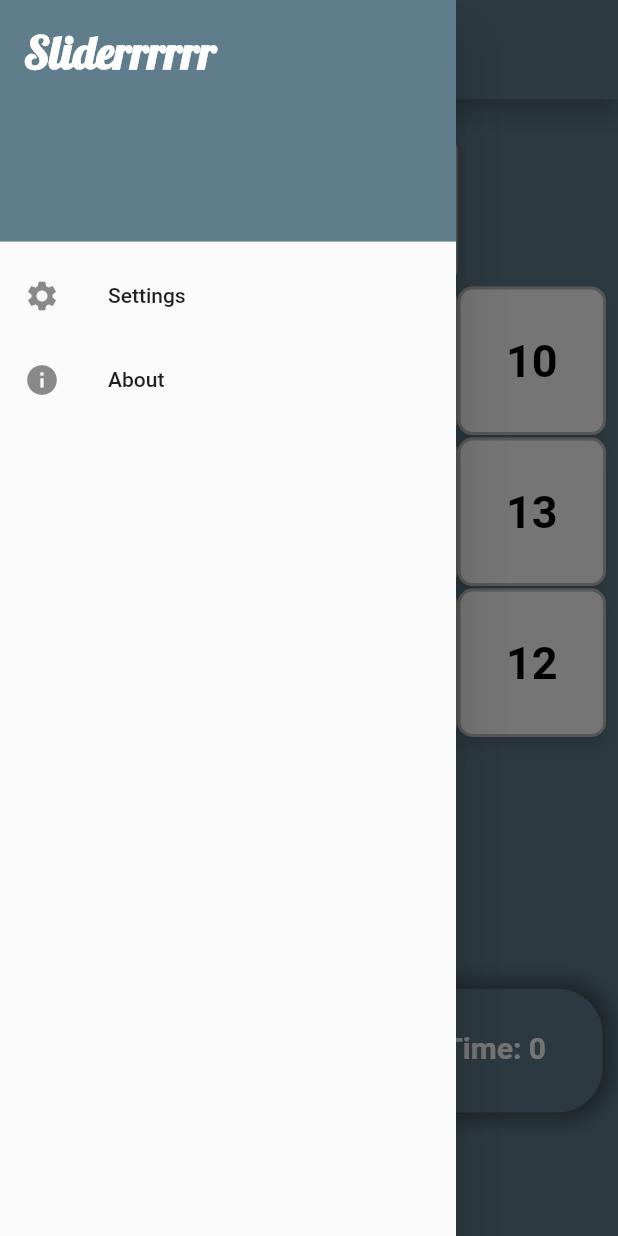
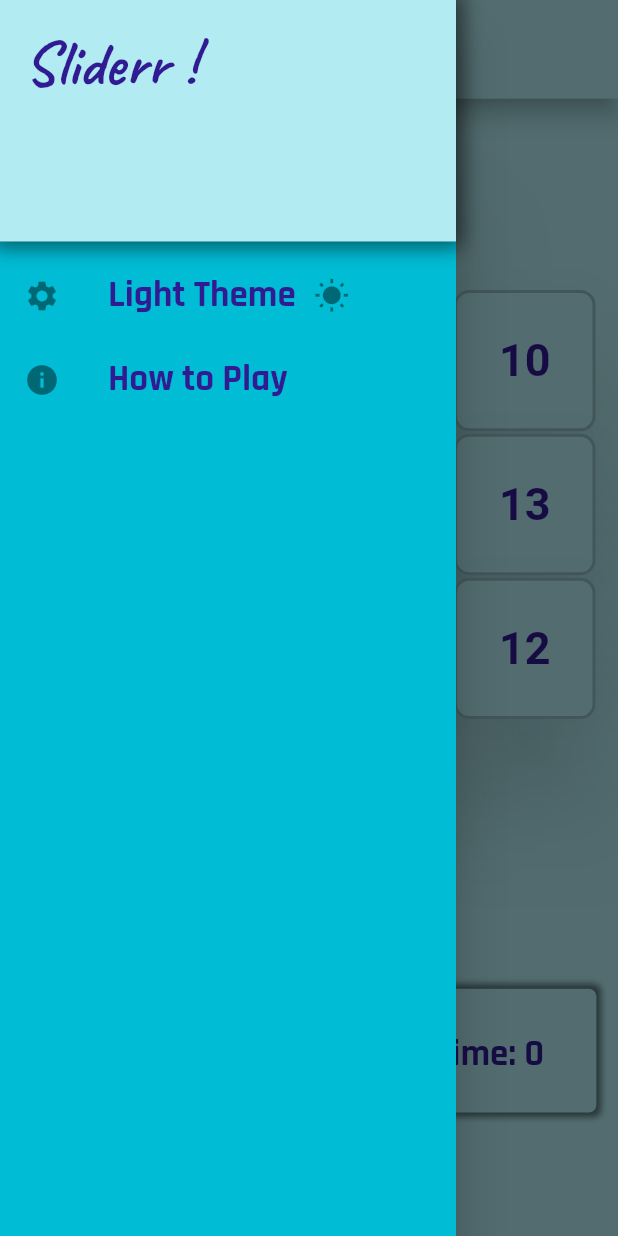
Before and after one commit to awes0m/glutter-fames, a Flutter app: the screen it shows after launch, with the side drawer open, on a phone screen of 412 x 824 dp. Run offline on Flutter 3.47's test engine with Material 2 defaults, Android fonts, the phone set to English and light mode, and no system bars; our stand-ins replace google_fonts, shared_preferences.

Commit message:
Slider app light and dark theme added

```diff
--- a/sliding_puzzle/lib/board.dart
+++ b/sliding_puzzle/lib/board.dart
@@ -1,13 +1,17 @@
 import 'dart:async';
 
 import 'package:flutter/material.dart';
+import 'package:provider/provider.dart';
 import 'package:sliding_puzzle/widgets/drawer.dart';
-import 'package:sliding_puzzle/widgets/mytitle.dart';
+import 'package:sliding_puzzle/widgets/mytitle_appbar.dart';
 
+import 'utils/constants.dart';
+import 'utils/theme_model.dart';
 import 'widgets/grid.dart';
 import 'widgets/menu.dart';
 
 class Board extends StatefulWidget {
+  static const String routeName = '/';
   const Board({Key? key}) : super(key: key);
 
   @override
@@ -33,18 +37,20 @@ class _BoardState extends State<Board> {
 
   @override
   Widget build(BuildContext context) {
-    final size = MediaQuery.of(context).size;
+    final size = getSize(context);
 
     timer ??= Timer.periodic(const Duration(seconds: 1), (Timer t) {
       startTime();
     });
+    return Consumer<ThemeModel>(
+        builder: (context, ThemeModel themeNotifier, child) {
       return SafeArea(
           child: Scaffold(
         appBar: MyTitle(size: size),
-      drawer: drawer(context),
+        drawer: drawer(context, themeNotifier),
         body: Container(
           height: size.height,
-        color: Colors.blueGrey,
+          color: Theme.of(context).primaryColor,
           child: Column(
             // mainAxisSize: MainAxisSize.min,
             children: <Widget>[
@@ -66,6 +72,7 @@ class _BoardState extends State<Board> {
           ),
         ),
       ));
+    });
   }
 
   void clickGrid(index) {
--- a/sliding_puzzle/lib/main.dart
+++ b/sliding_puzzle/lib/main.dart
@@ -1,5 +1,8 @@
 import 'package:flutter/material.dart';
+import 'package:provider/provider.dart';
 import 'package:sliding_puzzle/board.dart';
+
+import 'utils/theme_model.dart';
 
 void main() {
   runApp(const MyApp());
@@ -11,13 +14,21 @@ class MyApp extends StatelessWidget {
   // This widget is the root of your application.
   @override
   Widget build(BuildContext context) {
-    return MaterialApp(
-      debugShowCheckedModeBanner: false,
-      title: 'Sliderrrrrr',
-      theme: ThemeData(
-        primarySwatch: Colors.blueGrey,
+    return ChangeNotifierProvider(
+      create: (_) => ThemeModel(),
+      child: Consumer<ThemeModel>(
+        builder: (context, ThemeModel themeNotifier, child) {
+          return MaterialApp(
+            debugShowCheckedModeBanner: false,
+            title: 'Sliderr !',
+            theme: themeNotifier.isDark ? dark : light,
+            initialRoute: Board.routeName,
+            routes: {
+              Board.routeName: (context) => const Board(),
+            },
+          );
+        },
       ),
-      home: const Board(),
     );
   }
 }
--- /dev/null
+++ b/sliding_puzzle/lib/utils/constants.dart
@@ -0,0 +1,20 @@
+import 'package:flutter/material.dart';
+import 'package:google_fonts/google_fonts.dart';
+
+TextStyle normalText(context, size) {
+  return GoogleFonts.rajdhani(
+      fontSize: size.height * 0.03,
+      fontWeight: FontWeight.bold,
+      color: Theme.of(context).textTheme.headline1?.color,
+      decoration: TextDecoration.none);
+}
+
+TextStyle titleText(context, size) {
+  return GoogleFonts.caveat(
+      fontSize: size.height * 0.05,
+      fontWeight: FontWeight.bold,
+      color: Theme.of(context).textTheme.headline1?.color,
+      decoration: TextDecoration.none);
+}
+
+Size getSize(context) => MediaQuery.of(context).size;
--- /dev/null
+++ b/sliding_puzzle/lib/utils/shared_preferences.dart
@@ -0,0 +1,18 @@
+//Switching themes in the flutter apps - Flutterant
+//theme_preference.dart
+import 'package:shared_preferences/shared_preferences.dart';
+
+class ThemePreferences {
+  static const prefKey = "pref_key";
+
+  setTheme(bool value) async {
+    SharedPreferences sharedPreferences = await SharedPreferences.getInstance();
+    sharedPreferences.setBool(prefKey, value);
+  }
+
+  getTheme() async {
+    SharedPreferences sharedPreferences = await SharedPreferences.getInstance();
+    return sharedPreferences.getBool(prefKey) ?? false;
+  }
+}
+//Switching themes in the flutter apps - Flutterant
--- /dev/null
+++ b/sliding_puzzle/lib/utils/theme_model.dart
@@ -0,0 +1,94 @@
+import 'package:flutter/material.dart';
+
+import 'shared_preferences.dart';
+
+class ThemeModel extends ChangeNotifier {
+  bool _isDark = false;
+  ThemePreferences _preferences = ThemePreferences();
+  bool get isDark => _isDark;
+
+  /// _isDark: boolean variable gives the status of the theme
+  /// _preferences: is an instance variable for ThemePreferences class
+  /// ThemeModel() constructor is to initialize the member variables and load the theme status from the shared preference by getPreference() method.
+  /// getPreference() method loads the theme status from shared preference and sets it to _isDark
+  /// notifyListerners() method to rebuild the UI based on the new value of _isDark
+  ThemeModel() {
+    _isDark = false;
+    _preferences = ThemePreferences();
+    getPreferences();
+  }
+
+  set isDark(bool value) {
+    _isDark = value;
+    _preferences.setTheme(value);
+    notifyListeners();
+  }
+
+  getPreferences() async {
+    _isDark = await _preferences.getTheme();
+    notifyListeners();
+  }
+}
+
+ThemeData dark = ThemeData.from(
+  textTheme: const TextTheme(
+    bodyText1: TextStyle(color: Colors.white),
+    bodyText2: TextStyle(color: Colors.white),
+    headline1: TextStyle(color: Colors.white),
+    headline2: TextStyle(color: Colors.white),
+    headline3: TextStyle(color: Colors.white),
+    headline4: TextStyle(color: Colors.white),
+    headline5: TextStyle(color: Colors.white),
+    headline6: TextStyle(color: Colors.white),
+    subtitle1: TextStyle(color: Colors.white),
+    subtitle2: TextStyle(color: Colors.white),
+    caption: TextStyle(color: Colors.white),
+    button: TextStyle(color: Colors.white),
+    overline: TextStyle(color: Colors.white),
+  ),
+  colorScheme: ColorScheme.dark(
+    shadow: Colors.black,
+    primary: Colors.indigo[400]!,
+    onPrimary: Colors.indigo[900]!,
+    secondary: Colors.indigo[400]!,
+    onSecondary: Colors.indigo[900]!,
+    surface: Colors.indigo[400]!,
+    onSurface: Colors.indigo[900]!,
+    background: Colors.indigo[400]!,
+    onBackground: Colors.indigo[900]!,
+    error: Colors.orange,
+    onError: Colors.orangeAccent,
+    brightness: Brightness.dark,
+  ),
+);
+
+ThemeData light = ThemeData.from(
+  textTheme: TextTheme(
+    bodyText1: TextStyle(color: Colors.deepPurple[900]!),
+    bodyText2: TextStyle(color: Colors.deepPurple[900]!),
+    headline1: TextStyle(color: Colors.deepPurple[900]!),
+    headline2: TextStyle(color: Colors.deepPurple[900]!),
+    headline3: TextStyle(color: Colors.deepPurple[900]!),
+    headline4: TextStyle(color: Colors.deepPurple[900]!),
+    headline5: TextStyle(color: Colors.deepPurple[900]!),
+    headline6: TextStyle(color: Colors.deepPurple[900]!),
+    subtitle1: TextStyle(color: Colors.deepPurple[900]!),
+    subtitle2: TextStyle(color: Colors.deepPurple[900]!),
+    caption: TextStyle(color: Colors.deepPurple[900]!),
+    button: TextStyle(color: Colors.deepPurple[900]!),
+    overline: TextStyle(color: Colors.deepPurple[900]!),
+  ),
+  colorScheme: ColorScheme.light(
+    primary: Colors.cyan[100]!,
+    onPrimary: Colors.cyan[900]!,
+    secondary: Colors.cyan,
+    onSecondary: Colors.cyan[900]!,
+    surface: Colors.cyan,
+    onSurface: Colors.cyan[900]!,
+    background: Colors.cyan[100]!,
+    onBackground: Colors.cyan[900]!,
+    error: Colors.red,
+    onError: Colors.redAccent,
+    brightness: Brightness.light,
+  ),
+);
--- a/sliding_puzzle/lib/widgets/drawer.dart
+++ b/sliding_puzzle/lib/widgets/drawer.dart
@@ -1,36 +1,86 @@
 import 'package:flutter/material.dart';
-import 'package:google_fonts/google_fonts.dart';
+import 'package:sliding_puzzle/board.dart';
+import 'package:sliding_puzzle/utils/constants.dart';
+import 'package:sliding_puzzle/utils/theme_model.dart';
 
-Widget drawer(BuildContext context) {
+Widget drawer(BuildContext context, ThemeModel themeNotifier) {
   return Drawer(
     child: ListView(
       padding: EdgeInsets.zero,
       children: <Widget>[
         DrawerHeader(
-          decoration: const BoxDecoration(
-            color: Colors.blueGrey,
+          decoration: BoxDecoration(
+            color: Theme.of(context).primaryColor,
+            boxShadow: [
+              BoxShadow(
+                color: Theme.of(context).shadowColor.withOpacity(0.5),
+                blurRadius: 10,
+                spreadRadius: 5,
+              ),
+            ],
           ),
-          child: Text(
-            'Sliderrrrrr',
-            style: TextStyle(
-                fontSize: 30,
-                fontFamily: GoogleFonts.lobster().fontFamily,
-                fontWeight: FontWeight.bold,
-                color: Colors.white),
+          child: GestureDetector(
+            onTap: () => Navigator.popUntil(
+                context, (route) => Board.routeName == route.settings.name),
+            child: Text(
+              'Sliderr !',
+              style: titleText(context, getSize(context)),
+            ),
           ),
         ),
         ListTile(
           leading: const Icon(Icons.settings),
-          title: const Text('Settings'),
+          title: Row(children: [
+            Text(
+              themeNotifier.isDark ? "Dark Theme " : "Light Theme",
+              style: normalText(context, getSize(context)),
+            ),
+            IconButton(
+                icon: Icon(themeNotifier.isDark
+                    ? Icons.nightlight_round
+                    : Icons.wb_sunny),
+                onPressed: () {
+                  themeNotifier.isDark
+                      ? themeNotifier.isDark = false
+                      : themeNotifier.isDark = true;
+                }),
+          ]),
           onTap: () {
-            Navigator.pop(context);
+            themeNotifier.isDark
+                ? themeNotifier.isDark = false
+                : themeNotifier.isDark = true;
           },
         ),
         ListTile(
           leading: const Icon(Icons.info),
-          title: const Text('About'),
+          title:
+              Text('How to Play', style: normalText(context, getSize(context))),
           onTap: () {
-            Navigator.pop(context);
+            showDialog(
+              barrierColor: Theme.of(context).primaryColor.withOpacity(0.2),
+              context: context,
+              builder: (context) => AlertDialog(
+                title: const Text("Sliderr !"),
+                content: const SingleChildScrollView(
+                  child: Text(
+                    """A sliding puzzle, sliding block puzzle, or sliding tile puzzle is a combination puzzle that challenges a player to slide (frequently flat) pieces along certain routes (usually on a board) to establish a certain end-configuration.
+
+                The pieces to be moved may consist of simple shapes, or they may be imprinted with colours, patterns, sections of a larger picture (like a jigsaw puzzle), numbers, or letters.
+              """,
+                    style: TextStyle(fontSize: 20, fontStyle: FontStyle.italic),
+                  ),
+                ),
+                actions: [
+                  TextButton(
+                    child: Text(
+                      "OK",
+                      style: normalText(context, getSize(context)),
+                    ),
+                    onPressed: () => Navigator.pop(context),
+                  ),
+                ],
+              ),
+            );
           },
         ),
       ],
--- a/sliding_puzzle/lib/widgets/grid.dart
+++ b/sliding_puzzle/lib/widgets/grid.dart
@@ -20,11 +20,12 @@ class Grid extends StatelessWidget {
     return SizedBox(
         height: height * 0.70,
         child: Padding(
-          padding: const EdgeInsets.all(8.0),
+          padding: const EdgeInsets.all(15.0),
           child: GridView.builder(
             gridDelegate: SliverGridDelegateWithFixedCrossAxisCount(
               crossAxisCount: 4,
               mainAxisSpacing: height * 0.002,
+              crossAxisSpacing: height * 0.002,
             ),
             itemCount: numbers.length,
             itemBuilder: (context, index) {
--- a/sliding_puzzle/lib/widgets/gridbutton.dart
+++ b/sliding_puzzle/lib/widgets/gridbutton.dart
@@ -1,4 +1,5 @@
 import 'package:flutter/material.dart';
+
 
 class GridButton extends StatelessWidget {
   final VoidCallback click;
@@ -11,13 +12,12 @@ class GridButton extends StatelessWidget {
     return ElevatedButton(
       onPressed: click,
       style: ElevatedButton.styleFrom(
-        elevation: 5,
-        primary: Colors.white,
-        surfaceTintColor: Colors.amber,
-        shadowColor: Colors.black38,
+        elevation: 30,
+        primary: Theme.of(context).primaryColor,
+        shadowColor: Theme.of(context).shadowColor.withOpacity(0.5),
         shape: RoundedRectangleBorder(
-          side: const BorderSide(
-            color: Colors.black26,
+          side: BorderSide(
+            color: Theme.of(context).shadowColor.withOpacity(0.2),
             width: 2,
           ),
           borderRadius: BorderRadius.circular(10.0),
@@ -25,10 +25,10 @@ class GridButton extends StatelessWidget {
       ),
       child: Text(
         text,
-        style: const TextStyle(
+        style: TextStyle(
           fontSize: 30,
           fontWeight: FontWeight.bold,
-          color: Colors.black,
+          color: Theme.of(context).textTheme.headline1?.color,
         ),
       ),
     );
--- a/sliding_puzzle/lib/widgets/menu.dart
+++ b/sliding_puzzle/lib/widgets/menu.dart
@@ -21,15 +21,15 @@ class Menu extends StatelessWidget {
   Widget build(BuildContext context) {
     return Container(
       height: size.height * 0.10,
-      width: size.width * 0.95,
-      decoration: const BoxDecoration(
-        color: Colors.blueGrey,
-        borderRadius: BorderRadius.all(Radius.circular(30)),
+      width: size.width * 0.93,
+      decoration: BoxDecoration(
+        color: Theme.of(context).primaryColor,
+        borderRadius: const BorderRadius.all(Radius.circular(5)),
         boxShadow: [
           BoxShadow(
-            color: Colors.black38,
-            blurRadius: 10,
-            spreadRadius: 5,
+            color: Theme.of(context).shadowColor.withOpacity(0.5),
+            blurRadius: 3,
+            spreadRadius: 3,
           ),
         ],
       ),
@@ -40,9 +40,9 @@ class Menu extends StatelessWidget {
             crossAxisAlignment: CrossAxisAlignment.start,
             children: [
               ResetButton(reset: reset),
-              const Divider(color: Colors.white, thickness: 2),
+              const Divider(color: Colors.black54, thickness: 0),
               Move(move: move),
-              const Divider(color: Colors.white, thickness: 2),
+              const Divider(color: Colors.black54, thickness: 0),
               Time(secondsPassed: secondsPassed),
             ]),
       ),
--- a/sliding_puzzle/lib/widgets/move.dart
+++ b/sliding_puzzle/lib/widgets/move.dart
@@ -1,4 +1,5 @@
 import 'package:flutter/material.dart';
+import 'package:sliding_puzzle/utils/constants.dart';
 
 class Move extends StatelessWidget {
   final int move;
@@ -8,12 +9,7 @@ class Move extends StatelessWidget {
   Widget build(BuildContext context) {
     return Padding(
       padding: const EdgeInsets.all(8.0),
-      child: Text("Move: $move",
-          style: const TextStyle(
-              fontSize: 20,
-              fontWeight: FontWeight.bold,
-              color: Colors.white,
-              decoration: TextDecoration.none)),
+      child: Text("Move: $move", style: normalText(context, getSize(context))),
     );
   }
 }
--- a/sliding_puzzle/lib/widgets/mytitle.dart
+++ b/sliding_puzzle/lib/widgets/mytitle_appbar.dart
@@ -1,5 +1,5 @@
 import 'package:flutter/material.dart';
-import 'package:google_fonts/google_fonts.dart';
+import 'package:sliding_puzzle/utils/constants.dart';
 
 class MyTitle extends StatelessWidget with PreferredSizeWidget {
   final Size size;
@@ -11,18 +11,21 @@ class MyTitle extends StatelessWidget with PreferredSizeWidget {
   @override
   Widget build(BuildContext context) {
     return AppBar(
+      leading: IconButton(
+          icon: Icon(
+            Icons.menu_sharp,
+            size: size.height * 0.05,
+            color: Theme.of(context).textTheme.headline1!.color,
+          ),
+          onPressed: () => Scaffold.of(context).openDrawer()),
+      backgroundColor: Theme.of(context).primaryColor,
       elevation: 6,
-      shadowColor: Colors.blueGrey,
+      shadowColor: Theme.of(context).shadowColor,
       title: Container(
         padding: const EdgeInsets.fromLTRB(10, 30, 10, 20),
         child: Center(
           child: Text("Sliderr !",
-              style: TextStyle(
-                  fontSize: size.height * 0.05,
-                  fontFamily: GoogleFonts.lobster().fontFamily,
-                  fontWeight: FontWeight.normal,
-                  color: Colors.white,
-                  decoration: TextDecoration.none)),
+              style: titleText(context, getSize(context))),
         ),
       ),
     );
--- a/sliding_puzzle/lib/widgets/resetbutton.dart
+++ b/sliding_puzzle/lib/widgets/resetbutton.dart
@@ -1,4 +1,5 @@
 import 'package:flutter/material.dart';
+import 'package:sliding_puzzle/utils/constants.dart';
 
 class ResetButton extends StatelessWidget {
   final VoidCallback reset;
@@ -6,21 +7,15 @@ class ResetButton extends StatelessWidget {
 
   @override
   Widget build(BuildContext context) {
-    return OutlinedButton(
+    return TextButton(
       onPressed: reset,
       style: TextButton.styleFrom(
-        primary: Colors.white,
-        shadowColor: Colors.black54,
+        primary: Theme.of(context).primaryColor,
         shape: RoundedRectangleBorder(
-          borderRadius: BorderRadius.circular(30.0),
+          borderRadius: BorderRadius.circular(10.0),
         ),
       ),
-      child: const Text("Reset",
-          style: TextStyle(
-            fontSize: 20,
-            fontWeight: FontWeight.bold,
-            color: Colors.white,
-          )),
+      child: Text("Restart", style: normalText(context, getSize(context))),
     );
   }
 }
--- a/sliding_puzzle/lib/widgets/time.dart
+++ b/sliding_puzzle/lib/widgets/time.dart
@@ -1,4 +1,5 @@
 import 'package:flutter/material.dart';
+import 'package:sliding_puzzle/utils/constants.dart';
 
 class Time extends StatelessWidget {
   final int secondsPassed;
@@ -8,14 +9,8 @@ class Time extends StatelessWidget {
   Widget build(BuildContext context) {
     return Padding(
       padding: const EdgeInsets.all(8.0),
-      child: Text(
-        "Time: $secondsPassed",
-        style: const TextStyle(
-            fontSize: 20,
-            fontWeight: FontWeight.bold,
-            color: Colors.white,
-            decoration: TextDecoration.none),
-      ),
+      child: Text("Time: $secondsPassed",
+          style: normalText(context, getSize(context))),
     );
   }
 }
--- a/sliding_puzzle/pubspec.yaml
+++ b/sliding_puzzle/pubspec.yaml
@@ -33,8 +33,9 @@ dependencies:
 
   # The following adds the Cupertino Icons font to your application.
   # Use with the CupertinoIcons class for iOS style icons.
-  cupertino_icons: ^1.0.2
   google_fonts: ^3.0.1
+  provider: ^6.0.3
+  shared_preferences: ^2.0.15
 
 dev_dependencies:
   flutter_test:
```
Also changed, not shown: 1 other file. Lines whose indentation alone changed are shown as unchanged.
